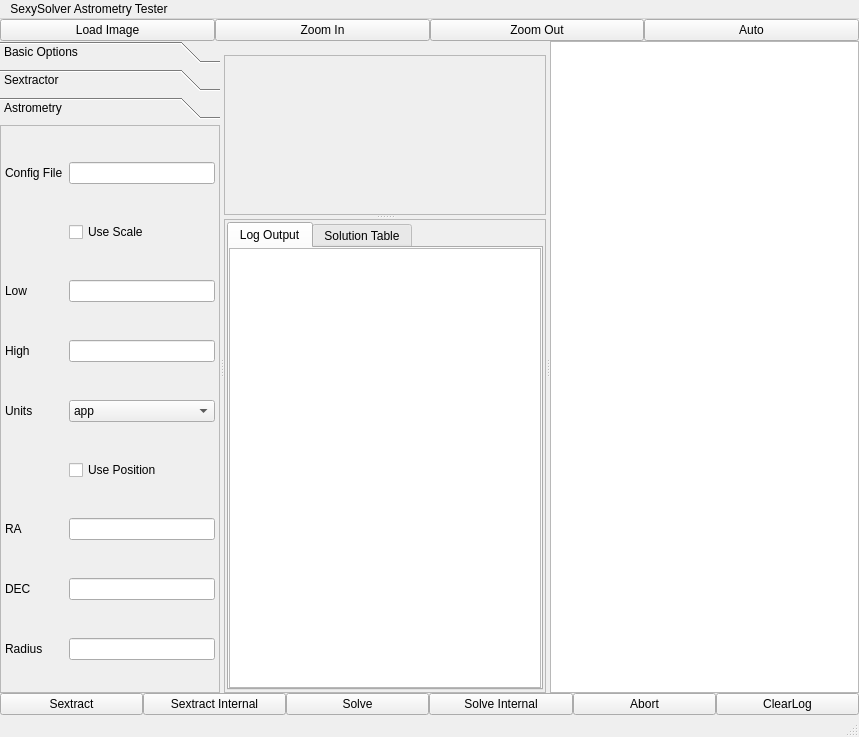
Qt form mainwindow.ui (rlancaste/stellarsolver) before a commit.
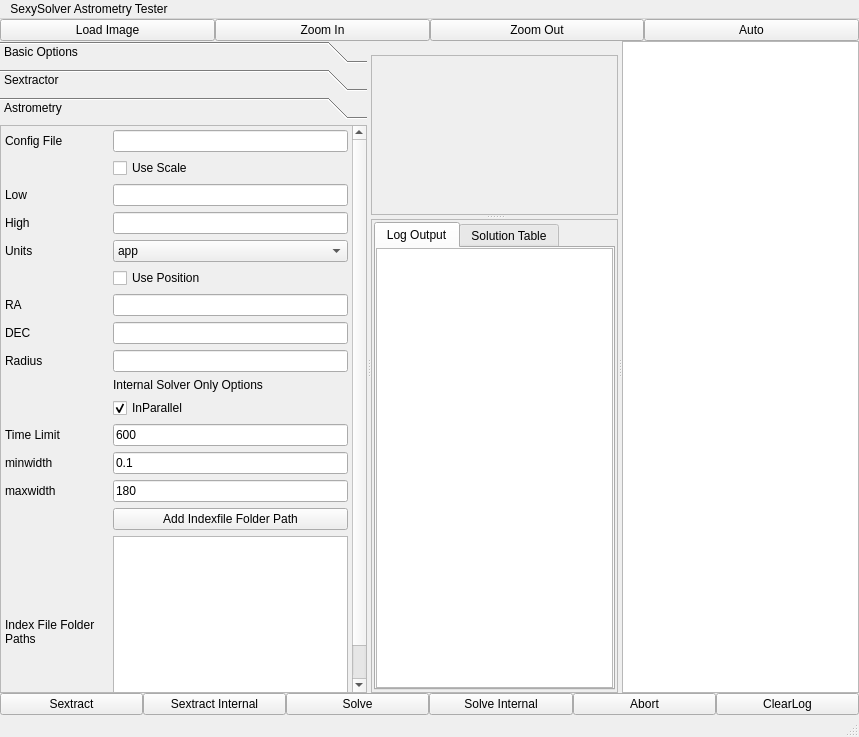
The same form after that commit. The open tabs and pages were chosen to show the change. Custom widgets are drawn as their Qt base class.

Commit message: Eliminating config file from internal solver and optimizing parameters

The edit to the form file:
```diff
--- a/mainwindow.ui
+++ b/mainwindow.ui
@@ -426,8 +426,8 @@
          <rect>
           <x>0</x>
           <y>0</y>
-          <width>248</width>
-          <height>217</height>
+          <width>250</width>
+          <height>384</height>
          </rect>
         </property>
         <attribute name="label">
@@ -459,8 +459,8 @@
              <rect>
               <x>0</x>
               <y>0</y>
-              <width>246</width>
-              <height>262</height>
+              <width>272</width>
+              <height>640</height>
              </rect>
             </property>
             <layout class="QGridLayout" name="gridLayout_5">
@@ -479,61 +479,154 @@
              <property name="spacing">
               <number>-1</number>
              </property>
+             <item row="5" column="2">
+              <widget class="QCheckBox" name="use_scale">
+               <property name="text">
+                <string>Use Scale</string>
+               </property>
+              </widget>
+             </item>
+             <item row="22" column="2">
+              <widget class="QLineEdit" name="minWidth">
+               <property name="text">
+                <string>0.1</string>
+               </property>
+              </widget>
+             </item>
+             <item row="8" column="0">
+              <widget class="QLabel" name="label_5">
+               <property name="text">
+                <string>High</string>
+               </property>
+              </widget>
+             </item>
              <item row="0" column="2">
               <widget class="QLineEdit" name="configFilePath"/>
              </item>
-             <item row="11" column="0">
+             <item row="8" column="2">
+              <widget class="QLineEdit" name="scale_high"/>
+             </item>
+             <item row="17" column="2">
+              <widget class="QLineEdit" name="radius"/>
+             </item>
+             <item row="16" column="2">
+              <widget class="QLineEdit" name="dec"/>
+             </item>
+             <item row="23" column="0">
+              <widget class="QLabel" name="label_28">
+               <property name="text">
+                <string>maxwidth</string>
+               </property>
+              </widget>
+             </item>
+             <item row="22" column="0">
+              <widget class="QLabel" name="label_27">
+               <property name="text">
+                <string>minwidth</string>
+               </property>
+              </widget>
+             </item>
+             <item row="25" column="2">
+              <widget class="QListWidget" name="indexPaths"/>
+             </item>
+             <item row="6" column="0">
+              <widget class="QLabel" name="label_4">
+               <property name="text">
+                <string>Low</string>
+               </property>
+              </widget>
+             </item>
+             <item row="18" column="2">
+              <widget class="QLabel" name="label_30">
+               <property name="text">
+                <string>Internal Solver Only Options</string>
+               </property>
+              </widget>
+             </item>
+             <item row="0" column="0">
+              <widget class="QLabel" name="label_3">
+               <property name="text">
+                <string>Config File</string>
+               </property>
+              </widget>
+             </item>
+             <item row="12" column="0">
+              <widget class="QLabel" name="label_6">
+               <property name="text">
+                <string>Units</string>
+               </property>
+              </widget>
+             </item>
+             <item row="23" column="2">
+              <widget class="QLineEdit" name="maxWidth">
+               <property name="text">
+                <string>180</string>
+               </property>
+              </widget>
+             </item>
+             <item row="25" column="0">
+              <widget class="QLabel" name="label_26">
+               <property name="text">
+                <string>Index File Folder Paths</string>
+               </property>
+               <property name="wordWrap">
+                <bool>true</bool>
+               </property>
+              </widget>
+             </item>
+             <item row="16" column="0">
+              <widget class="QLabel" name="label_8">
+               <property name="text">
+                <string>DEC</string>
+               </property>
+              </widget>
+             </item>
+             <item row="20" column="0">
+              <widget class="QLabel" name="label_29">
+               <property name="text">
+                <string>Time Limit</string>
+               </property>
+              </widget>
+             </item>
+             <item row="15" column="0">
               <widget class="QLabel" name="label_7">
                <property name="text">
                 <string>RA</string>
                </property>
               </widget>
              </item>
-             <item row="1" column="2">
-              <widget class="QCheckBox" name="use_scale">
+             <item row="15" column="2">
+              <widget class="QLineEdit" name="ra"/>
+             </item>
+             <item row="20" column="2">
+              <widget class="QLineEdit" name="solverTimeLimit">
                <property name="text">
-                <string>Use Scale</string>
+                <string>600</string>
                </property>
               </widget>
              </item>
-             <item row="13" column="0">
+             <item row="24" column="2">
+              <widget class="QPushButton" name="addIndexPath">
+               <property name="text">
+                <string>Add Indexfile Folder Path</string>
+               </property>
+              </widget>
+             </item>
+             <item row="17" column="0">
               <widget class="QLabel" name="label_9">
                <property name="text">
                 <string>Radius</string>
                </property>
               </widget>
              </item>
-             <item row="2" column="2">
-              <widget class="QLineEdit" name="scale_low"/>
-             </item>
-             <item row="10" column="2">
+             <item row="14" column="2">
               <widget class="QCheckBox" name="use_position">
                <property name="text">
                 <string>Use Position</string>
                </property>
               </widget>
              </item>
-             <item row="2" column="0">
-              <widget class="QLabel" name="label_4">
-               <property name="text">
-                <string>Low</string>
-               </property>
-              </widget>
-             </item>
-             <item row="8" column="0">
-              <widget class="QLabel" name="label_6">
-               <property name="text">
-                <string>Units</string>
-               </property>
-              </widget>
-             </item>
-             <item row="11" column="2">
-              <widget class="QLineEdit" name="ra"/>
-             </item>
-             <item row="13" column="2">
-              <widget class="QLineEdit" name="radius"/>
-             </item>
-             <item row="8" column="2">
+             <item row="12" column="2">
               <widget class="QComboBox" name="units">
                <item>
                 <property name="text">
@@ -547,33 +640,19 @@
                </item>
               </widget>
              </item>
-             <item row="0" column="0">
-              <widget class="QLabel" name="label_3">
-               <property name="text">
-                <string>Config File</string>
-               </property>
-              </widget>
+             <item row="6" column="2">
+              <widget class="QLineEdit" name="scale_low"/>
              </item>
-             <item row="12" column="0">
-              <widget class="QLabel" name="label_8">
+             <item row="19" column="2">
+              <widget class="QCheckBox" name="inParallel">
                <property name="text">
-                <string>DEC</string>
+                <string>InParallel</string>
                </property>
-              </widget>
-             </item>
-             <item row="4" column="2">
-              <widget class="QLineEdit" name="scale_high"/>
-             </item>
-             <item row="4" column="0">
-              <widget class="QLabel" name="label_5">
-               <property name="text">
-                <string>High</string>
+               <property name="checked">
+                <bool>true</bool>
                </property>
               </widget>
              </item>
-             <item row="12" column="2">
-              <widget class="QLineEdit" name="dec"/>
-             </item>
             </layout>
            </widget>
           </widget>
@@ -613,7 +692,7 @@
              <rect>
               <x>0</x>
               <y>0</y>
-              <width>301</width>
+              <width>300</width>
               <height>72</height>
              </rect>
             </property>
@@ -664,7 +743,7 @@
           <rect>
            <x>0</x>
            <y>0</y>
-           <width>303</width>
+           <width>302</width>
            <height>218</height>
           </rect>
          </property>
```
Left out of the diff: 13 changed lines with no effect on the pictures. The commit also changes 4 other files.
